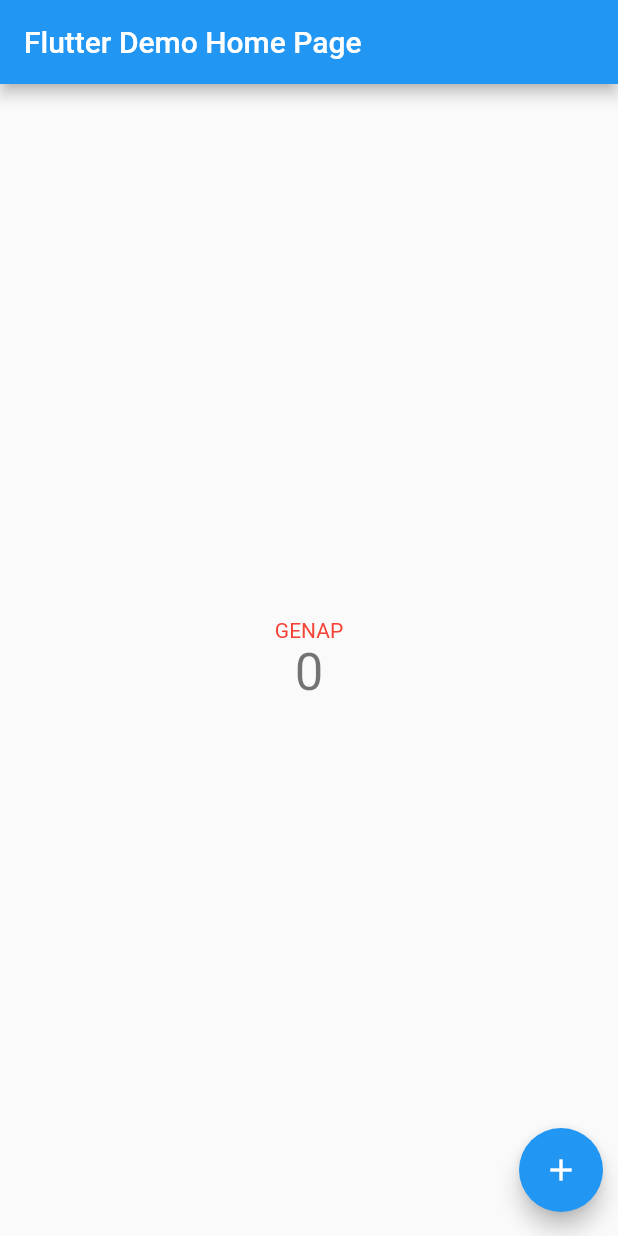
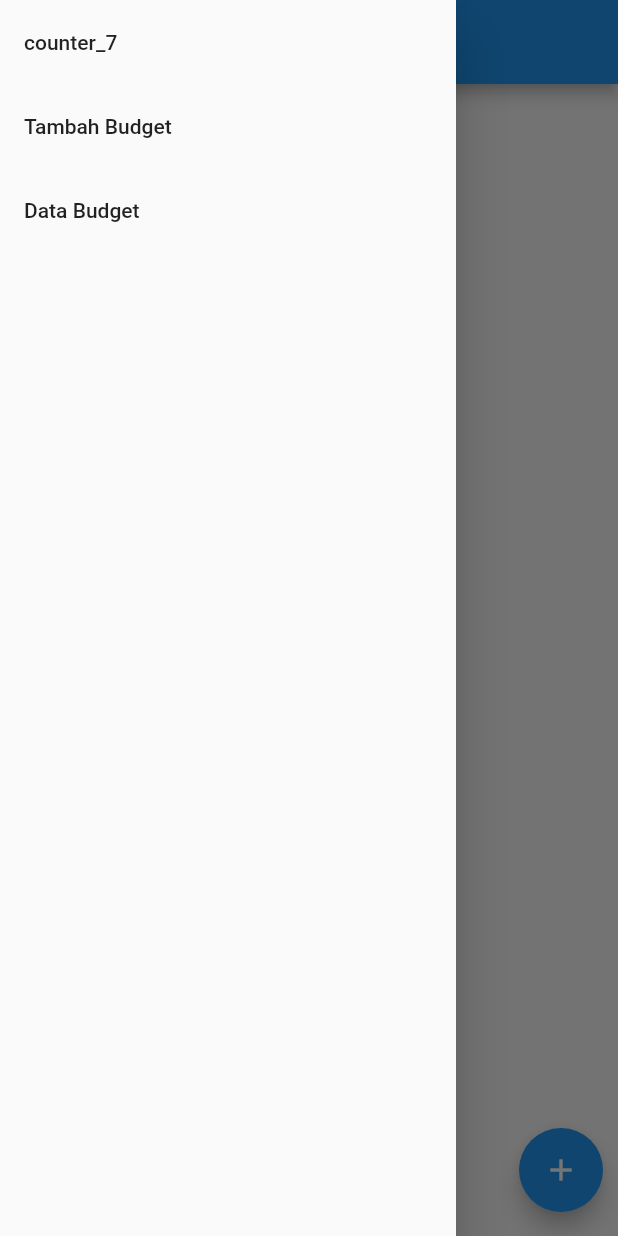
Before and after one commit to yancheesetofer/pbp-flutter-lab, a Flutter app: the screen it shows after launch, with the side drawer open (before the commit the screen has no drawer), on a phone screen of 412 x 824 dp. Run offline on Flutter 3.47's test engine with Material 2 defaults, Android fonts, the phone set to English and light mode, and no system bars.

Commit message:
Implement all requirements from lab 8

```diff
--- /dev/null
+++ b/lib/data.dart
@@ -0,0 +1,45 @@
+import 'package:flutter/material.dart';
+import 'main.dart';
+import 'drawer.dart';
+
+class MyDataPage extends StatefulWidget {
+  const MyDataPage({super.key, required this.data, required this.addData});
+  final List<Budget> data;
+  final Function(Budget) addData;
+
+  @override
+  State<MyDataPage> createState() => _MyDataPageState();
+}
+
+class _MyDataPageState extends State<MyDataPage> {
+  @override
+  Widget build(BuildContext context) {
+    return Scaffold(
+      appBar: AppBar(
+        title: Text('Budget Form'),
+      ),
+
+      // the drawer
+      drawer: PublicDrawer(
+        data: widget.data,
+        addData: widget.addData,
+      ),
+
+      body: ListView.builder(
+          itemCount: widget.data.length,
+          itemBuilder: (BuildContext context, int index) {
+            var budgetTitle = widget.data[index].judul;
+            var date = widget.data[index].tanggal;
+            return ListTile(
+                shape: RoundedRectangleBorder(
+                  borderRadius: BorderRadius.circular(1),
+                  side: const BorderSide(color: Colors.black, width: 0.3),
+                ),
+                trailing: Text(widget.data[index].jenisBudget),
+                subtitle: Text(widget.data[index].nominal.toString()),
+
+                title: Text('$budgetTitle - $date'));
+          }),
+    );
+  }
+}
--- /dev/null
+++ b/lib/drawer.dart
@@ -0,0 +1,75 @@
+import 'package:flutter/material.dart';
+import 'package:counter_7/main.dart';
+import 'package:counter_7/form.dart';
+import 'package:counter_7/data.dart';
+
+
+class PublicDrawer extends StatefulWidget {
+  const PublicDrawer({super.key, required this.data, required this.addData});
+  final List<Budget> data;
+  final Function(Budget) addData;
+
+  @override
+  _PublicDrawerState createState() => _PublicDrawerState();
+}
+
+class _PublicDrawerState extends State<PublicDrawer> {
+  @override
+  void initState() {
+    super.initState();
+  }
+
+  @override
+  Widget build(BuildContext context) {
+    return Container(
+      child: Drawer(
+        child: Column(
+          children: [
+            ListTile(
+              //home page
+              title: const Text('counter_7'),
+              onTap: () {
+                Navigator.pushReplacement(
+                  context,
+                  MaterialPageRoute(
+                      builder: (context) => MyHomePage(
+                            title: 'Program Counter',
+                            data: widget.data,
+                            addData: widget.addData,
+                          )),
+                );
+              },
+            ),
+            ListTile(
+              title: const Text('Tambah Budget'),
+              onTap: () {
+                Navigator.pushReplacement(
+                  context,
+                  MaterialPageRoute(
+                      builder: (context) => MyFormPage(
+                            data: widget.data,
+                            addData: widget.addData,
+                          )),
+                );
+              },
+            ),
+            ListTile(
+              title: const Text('Data Budget'),
+              onTap: () {
+                // form page
+                Navigator.pushReplacement(
+                  context,
+                  MaterialPageRoute(
+                      builder: (context) => MyDataPage(
+                            data: widget.data,
+                            addData: widget.addData,
+                          )),
+                );
+              },
+            ),
+          ],
+        ),
+      ),
+    );
+  }
+}
--- a/lib/main.dart
+++ b/lib/main.dart
@@ -1,17 +1,42 @@
 import 'package:flutter/material.dart';
+import 'drawer.dart';
 
 void main() {
   runApp(const MyApp());
 }
 
-class MyApp extends StatelessWidget {
-  const MyApp({super.key});
+class Budget {
+  final String judul;
+  final int nominal;
+  final String tanggal;
+  final String jenisBudget;
+  Budget(this.judul, this.nominal, this.jenisBudget, this.tanggal);
+}
+
+
+class MyApp extends StatefulWidget {
+  const MyApp({Key? key}) : super(key: key);
+
+  @override
+  State<MyApp> createState() => _MyAppState();
+}
+
+class _MyAppState extends State<MyApp> {
 
   // This widget is the root of your application.
+
+  final List<Budget> data = <Budget>[];
+
+  void addData(Budget budget) {
+    setState(() {
+      data.add(budget);
+    });
+  }
+
   @override
   Widget build(BuildContext context) {
     return MaterialApp(
-      title: 'Flutter Demo',
+      title: 'Program Counter',
       theme: ThemeData(
         // This is the theme of your application.
         //
@@ -24,13 +49,17 @@ class MyApp extends StatelessWidget {
         // is not restarted.
         primarySwatch: Colors.blue,
       ),
-      home: const MyHomePage(title: 'Flutter Demo Home Page'),
+      home: MyHomePage(
+        title: 'Program Counter',
+        data: data,
+        addData: addData,
+      ),
     );
   }
 }
 
 class MyHomePage extends StatefulWidget {
-  const MyHomePage({super.key, required this.title});
+  const MyHomePage({super.key, required this.title, required this.data, required this.addData});
 
   // This widget is the home page of your application. It is stateful, meaning
   // that it has a State object (defined below) that contains fields that affect
@@ -40,8 +69,9 @@ class MyHomePage extends StatefulWidget {
   // case the title) provided by the parent (in this case the App widget) and
   // used by the build method of the State. Fields in a Widget subclass are
   // always marked "final".
-
+  final Function(Budget) addData;
   final String title;
+  final List<Budget> data;
 
   @override
   State<MyHomePage> createState() => _MyHomePageState();
@@ -91,6 +121,13 @@ class _MyHomePageState extends State<MyHomePage> {
         // the App.build method, and use it to set our appbar title.
         title: Text(widget.title),
       ),
+
+      //add drawer
+      drawer: PublicDrawer(
+        data: widget.data,
+        addData: widget.addData,
+      ),
+
       body: Center(
         // Center is a layout widget. It takes a single child and positions it
         // in the middle of the parent.
--- a/pubspec.yaml
+++ b/pubspec.yaml
@@ -20,7 +20,7 @@ publish_to: 'none' # Remove this line if you wish to publish to pub.dev
 version: 1.0.0+1
 
 environment:
-  sdk: '>=2.18.4 <3.0.0'
+  sdk:  '>=2.18.2 <3.0.0'
 
 # Dependencies specify other packages that your package needs in order to work.
 # To automatically upgrade your package dependencies to the latest versions
@@ -36,6 +36,7 @@ dependencies:
   # The following adds the Cupertino Icons font to your application.
   # Use with the CupertinoIcons class for iOS style icons.
   cupertino_icons: ^1.0.2
+  intl: ^0.15.7
 
 dev_dependencies:
   flutter_test:
```
Also changed, not shown: lib/form.dart (added, +228 -0 lines), pubspec.lock, 1 other file.
